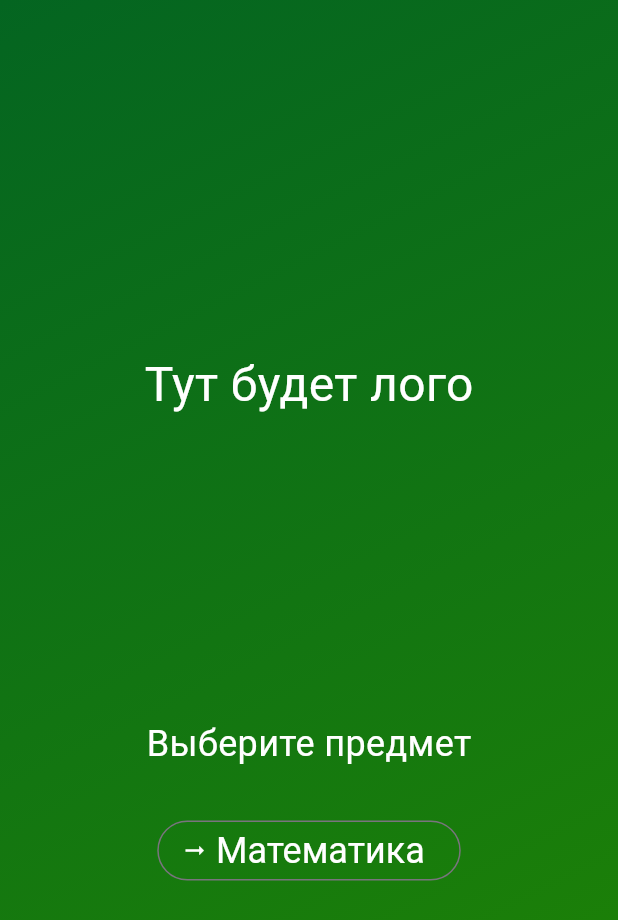
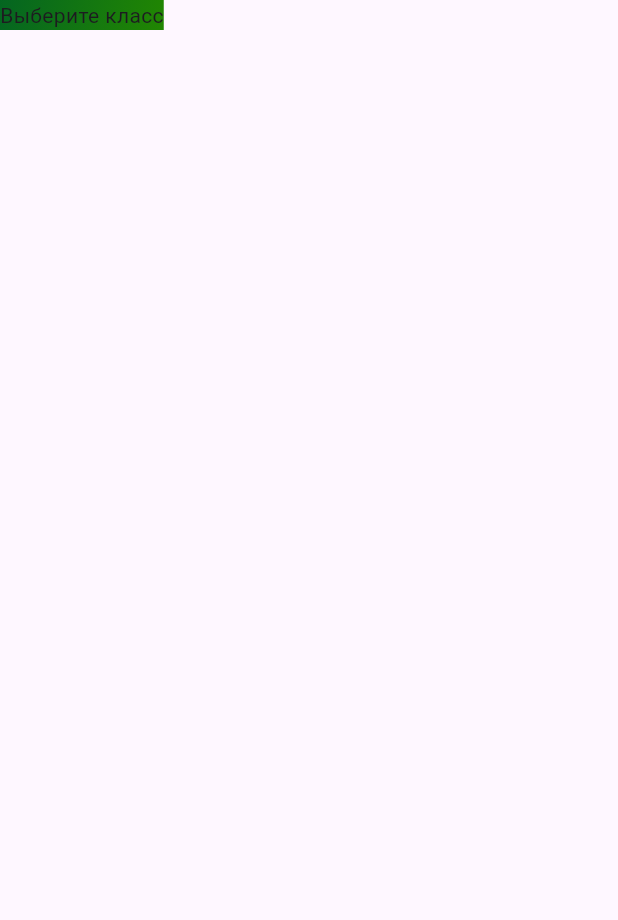
Before and after one commit to YurauMaksim/math_app, a Flutter app: the screen it shows after launch, after a tap on "Математика", on a phone screen of 412 x 824 dp. Shown: the top 920 px of the screen. Run offline on Flutter 3.47's test engine with Material 3 defaults, Android fonts, the phone set to English and light mode, and no system bars.

Commit message:
Add page with grades and switching to the next page

```diff
--- a/lib/main.dart
+++ b/lib/main.dart
@@ -1,19 +1,6 @@
 import 'package:flutter/material.dart';
-import 'package:math_app/screens/start_screen.dart';
+import 'package:math_app/screens/math.dart';
 
 void main() {
-  runApp(
-    MaterialApp(
-      home: Scaffold(
-        body: Container(
-            decoration: const BoxDecoration(
-              gradient: LinearGradient(colors: [
-                Color.fromARGB(255, 4, 101, 33),
-                Color.fromARGB(255, 33, 134, 2),
-              ], begin: Alignment.topLeft, end: Alignment.bottomRight),
-            ),
-            child: const StartScreen()),
-      ),
-    ),
-  );
+  runApp(const Math());
 }
--- /dev/null
+++ b/lib/screens/grades_choosing.dart
@@ -0,0 +1,10 @@
+import 'package:flutter/material.dart';
+
+class GradesChoosing extends StatelessWidget {
+  const GradesChoosing({super.key});
+
+  @override
+  Widget build(BuildContext context) {
+    return const Text('Выберите класс');
+  }
+}
--- /dev/null
+++ b/lib/screens/math.dart
@@ -0,0 +1,44 @@
+import 'package:flutter/material.dart';
+import 'package:math_app/screens/grades_choosing.dart';
+import 'package:math_app/screens/start_screen.dart';
+
+class Math extends StatefulWidget {
+  const Math({super.key});
+
+  @override
+  State<Math> createState() {
+    return _MathState();
+  }
+}
+
+class _MathState extends State<Math> {
+  Widget? activeScreen;
+
+  @override
+  void initState() {
+    activeScreen = StartScreen(switchScreen);
+    super.initState();
+  }
+
+  void switchScreen() {
+    setState(() {
+      activeScreen = const GradesChoosing();
+    });
+  }
+
+  @override
+  Widget build(BuildContext context) {
+    return MaterialApp(
+      home: Scaffold(
+        body: Container(
+            decoration: const BoxDecoration(
+              gradient: LinearGradient(colors: [
+                Color.fromARGB(255, 4, 101, 33),
+                Color.fromARGB(255, 33, 134, 2),
+              ], begin: Alignment.topLeft, end: Alignment.bottomRight),
+            ),
+            child: activeScreen),
+      ),
+    );
+  }
+}
--- a/lib/screens/start_screen.dart
+++ b/lib/screens/start_screen.dart
@@ -1,8 +1,8 @@
 import 'package:flutter/material.dart';
 
 class StartScreen extends StatelessWidget {
-  const StartScreen({super.key});
-
+  const StartScreen(this.gradesChoosing, {super.key});
+  final void Function() gradesChoosing;
   @override
   Widget build(BuildContext context) {
     return Center(
@@ -10,21 +10,21 @@ class StartScreen extends StatelessWidget {
         mainAxisSize: MainAxisSize.min,
         children: [
           const Text(
-            'Тут будет лого',
+            'Тут будет лого?',
             style: TextStyle(color: Colors.white, fontSize: 32),
           ),
           const SizedBox(
             height: 200,
           ),
           const Text(
-            'Выберите предмет',
+            'Выберите курс',
             style: TextStyle(color: Colors.white, fontSize: 24),
           ),
           const SizedBox(
             height: 30,
           ),
           OutlinedButton.icon(
-              onPressed: () {},
+              onPressed: gradesChoosing,
               style: OutlinedButton.styleFrom(
                   foregroundColor: Colors.white,
                   textStyle: const TextStyle(fontSize: 24)),
```
